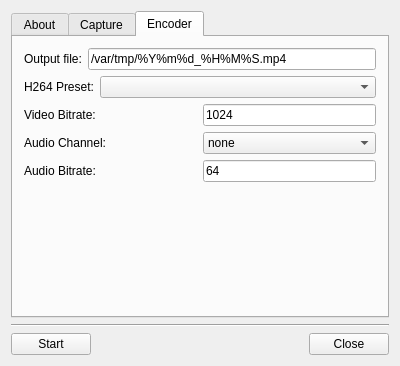
Above: mainsettings.ui from AndreyBarmaley/xcb-window-capture before the change. Below: the same form after it.
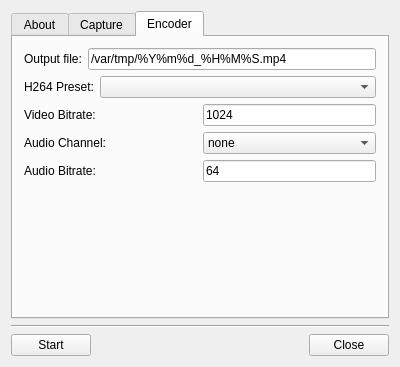
That is the form after the change. The open tabs and pages were chosen to show the change.

Patch:
```diff
--- a/mainsettings.ui
+++ b/mainsettings.ui
@@ -7,7 +7,7 @@
     <x>0</x>
     <y>0</y>
     <width>400</width>
-    <height>366</height>
+    <height>367</height>
    </rect>
   </property>
   <property name="windowTitle">
```
Left out of the diff: 9 changed lines with no effect on the pictures.
